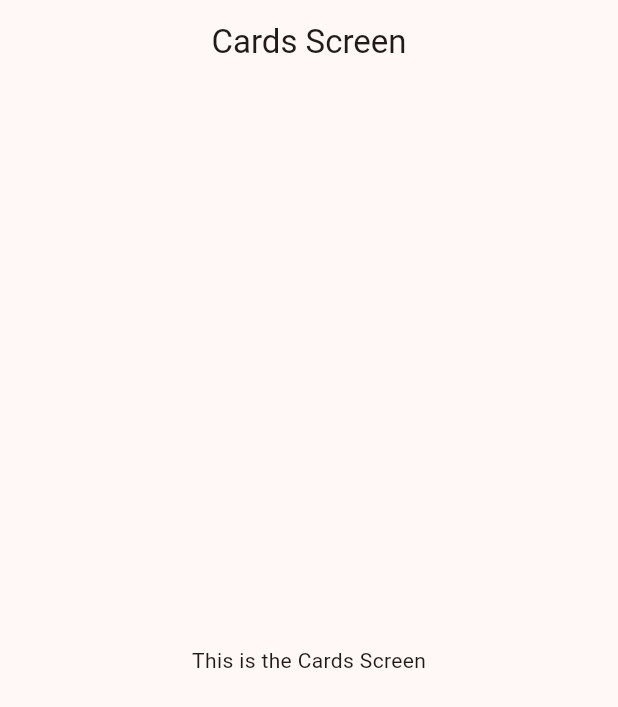
After one commit to AlanMelendez/AppThemeFlutter, a Flutter app: the CardsScreen screen opened by its route, on a phone screen of 412 x 824 dp. The commit adds this screen. Shown: the top 707 px of the screen. Run offline on Flutter 3.47's test engine with Material 3 defaults, Android fonts, the phone set to English and light mode, and no system bars; our stand-ins replace go_router.

Commit message:
Implement routing with GoRouter and update menu item links; add CardsScreen and refactor main app structure

```diff
--- a/lib/config/menu/menu_items.dart
+++ b/lib/config/menu/menu_items.dart
@@ -25,7 +25,7 @@ const appMenuItems = <MenuItems>[
   MenuItems(
     title: 'Tarjetas',
     subTitle: 'Contenedor estilizado',
-    link: '/card',
+    link: '/cards',
     icon: Icons.settings,
   ),
   MenuItems(
--- /dev/null
+++ b/lib/config/router/app_router.dart
@@ -0,0 +1,22 @@
+import 'package:go_router/go_router.dart';
+
+import '../../presentation/screens/screens.dart';
+
+// GoRouter configuration
+final appRouter = GoRouter(
+  initialLocation: '/',
+  routes: [
+    GoRoute(
+      path: '/',
+      builder: (context, state) => HomeScreen(),
+    ),
+     GoRoute(
+      path: '/buttons',
+      builder: (context, state) => ButtonsScreen(),
+    ),
+     GoRoute(
+      path: '/cards',
+      builder: (context, state) => CardsScreen(),
+    ),
+  ],
+);
--- a/lib/main.dart
+++ b/lib/main.dart
@@ -1,6 +1,9 @@
 import 'package:flutter/material.dart';
+import 'package:widgets_app/config/router/app_router.dart';
 import 'package:widgets_app/config/theme/app_theme.dart';
-import 'package:widgets_app/presentation/screens/home/home_screen.dart';
+
+import 'presentation/screens/screens.dart';
+
 
 void main() {
   runApp(const MainApp());
@@ -11,10 +14,10 @@ class MainApp extends StatelessWidget {
 
   @override
   Widget build(BuildContext context) {
-    return  MaterialApp(
+    return  MaterialApp.router(
+      routerConfig: appRouter,
       debugShowCheckedModeBanner: false,
       theme: AppTheme(selectedColor: 1).getTheme(),
-      home: const HomeScreen(),
     );
   }
 }
--- /dev/null
+++ b/lib/presentation/screens/cards/cards_screen.dart
@@ -0,0 +1,17 @@
+import 'package:flutter/material.dart';
+
+class CardsScreen extends StatelessWidget {
+  const CardsScreen({super.key});
+
+  @override
+  Widget build(BuildContext context) {
+    return Scaffold(
+      appBar: AppBar(
+        title: Text('Cards Screen'),
+      ),
+      body: Center(
+        child: Text('This is the Cards Screen'),
+      ),
+    );
+  }
+}
--- a/lib/presentation/screens/home/home_screen.dart
+++ b/lib/presentation/screens/home/home_screen.dart
@@ -1,6 +1,8 @@
 import 'package:flutter/material.dart';
+import 'package:go_router/go_router.dart';
 import 'package:widgets_app/config/menu/menu_items.dart';
 import 'package:widgets_app/config/theme/app_theme.dart';
+import 'package:widgets_app/presentation/screens/cards/cards_screen.dart';
 
 class HomeScreen extends StatelessWidget {
   const HomeScreen({super.key});
@@ -52,8 +54,20 @@ class _CustomListTile extends StatelessWidget {
       subtitle: Text(appMenu.subTitle),
       trailing: Icon(Icons.arrow_forward_ios_outlined),
       onTap: () {
-        //print('Navigate to ${appMenu.link}');
         //TODO: Navigate to another routes.
+        // //? Enviar a otra ruta
+        // Navigator.of(context).push(
+        //   MaterialPageRoute(builder: (context) => CardsScreen())
+        // );
+
+         // //? Enviar a otra ruta sin poder regresar ala anterior
+        // Navigator.of(context).replace(
+        //   oldRoute: '/',
+        //   MaterialPageRoute(builder: (context) => CardsScreen())
+        // );
+
+        context.push(appMenu.link);
+
       },
     );
   }
--- /dev/null
+++ b/lib/presentation/screens/screens.dart
@@ -0,0 +1,3 @@
+export 'package:widgets_app/presentation/screens/buttons/buttons_screen.dart';
+export 'package:widgets_app/presentation/screens/cards/cards_screen.dart';
+export 'package:widgets_app/presentation/screens/home/home_screen.dart';
--- a/pubspec.yaml
+++ b/pubspec.yaml
@@ -9,6 +9,7 @@ environment:
 dependencies:
   flutter:
     sdk: flutter
+  go_router: 16.2.0
 
 dev_dependencies:
   flutter_test:
```
Also changed, not shown: lib/presentation/screens/cards/card_screen.dart (deleted), pubspec.lock.
